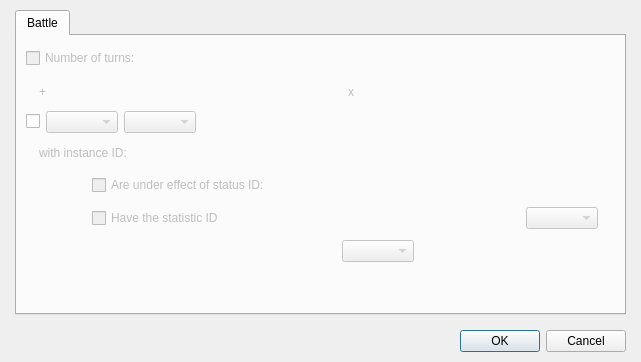
Qt form Editor/Dialogs/Systems/dialogsystemtroopreactionconditions.ui (RPG-Paper-Maker/RPG-Paper-Maker) before a commit.
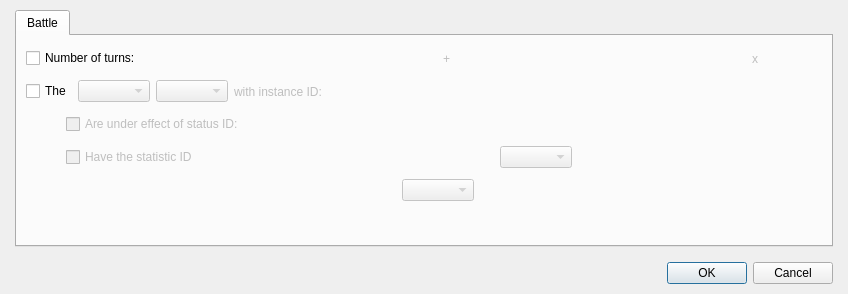
The same form after that commit. Custom widgets are drawn as their Qt base class.

The edit to the form file:
```diff
--- a/Editor/Dialogs/Systems/dialogsystemtroopreactionconditions.ui
+++ b/Editor/Dialogs/Systems/dialogsystemtroopreactionconditions.ui
@@ -6,8 +6,8 @@
    <rect>
     <x>0</x>
     <y>0</y>
-    <width>641</width>
-    <height>362</height>
+    <width>848</width>
+    <height>294</height>
    </rect>
   </property>
   <property name="windowTitle">
@@ -42,13 +42,13 @@
         </attribute>
         <layout class="QGridLayout" name="gridLayout">
          <item row="0" column="0">
-          <layout class="QVBoxLayout" name="verticalLayout_2" stretch="0,0,0,0,0,0,1">
+          <layout class="QVBoxLayout" name="verticalLayout_2" stretch="0,0,0,1">
            <item>
-            <layout class="QHBoxLayout" name="horizontalLayout" stretch="0,0,1">
+            <layout class="QHBoxLayout" name="horizontalLayout" stretch="0,0,0,0,0,1">
              <item>
               <widget class="QCheckBox" name="checkBox">
                <property name="enabled">
-                <bool>false</bool>
+                <bool>true</bool>
                </property>
                <property name="text">
                 <string>Number of turns:</string>
@@ -78,36 +78,6 @@
               </widget>
              </item>
              <item>
-              <spacer name="horizontalSpacer">
-               <property name="orientation">
-                <enum>Qt::Horizontal</enum>
-               </property>
-               <property name="sizeHint" stdset="0">
-                <size>
-                 <width>258</width>
-                 <height>20</height>
-                </size>
-               </property>
-              </spacer>
-             </item>
-            </layout>
-           </item>
-           <item>
-            <layout class="QHBoxLayout" name="horizontalLayout_2" stretch="0,0,0,0,1">
-             <item>
-              <spacer name="horizontalSpacer_11">
-               <property name="orientation">
-                <enum>Qt::Horizontal</enum>
-               </property>
-               <property name="sizeHint" stdset="0">
-                <size>
-                 <width>13</width>
-                 <height>20</height>
-                </size>
-               </property>
-              </spacer>
-             </item>
-             <item>
               <widget class="QLabel" name="labelPlus">
                <property name="enabled">
                 <bool>false</bool>
@@ -150,13 +120,13 @@
               </widget>
              </item>
              <item>
-              <spacer name="horizontalSpacer_2">
+              <spacer name="horizontalSpacer">
                <property name="orientation">
                 <enum>Qt::Horizontal</enum>
                </property>
                <property name="sizeHint" stdset="0">
                 <size>
-                 <width>338</width>
+                 <width>258</width>
                  <height>20</height>
                 </size>
                </property>
@@ -165,11 +135,11 @@
             </layout>
            </item>
            <item>
-            <layout class="QHBoxLayout" name="horizontalLayout_3" stretch="0,0,0,1">
+            <layout class="QHBoxLayout" name="horizontalLayout_3" stretch="0,0,0,0,0,1">
              <item>
               <widget class="QCheckBox" name="checkBoxMonstersHeroes">
                <property name="text">
-                <string/>
+                <string>The</string>
                </property>
               </widget>
              </item>
@@ -188,36 +158,6 @@
               </widget>
              </item>
              <item>
-              <spacer name="horizontalSpacer_3">
-               <property name="orientation">
-                <enum>Qt::Horizontal</enum>
-               </property>
-               <property name="sizeHint" stdset="0">
-                <size>
-                 <width>478</width>
-                 <height>20</height>
-                </size>
-               </property>
-              </spacer>
-             </item>
-            </layout>
-           </item>
-           <item>
-            <layout class="QHBoxLayout" name="horizontalLayout_4" stretch="0,0,0,1">
-             <item>
-              <spacer name="horizontalSpacer_5">
-               <property name="orientation">
-                <enum>Qt::Horizontal</enum>
-               </property>
-               <property name="sizeHint" stdset="0">
-                <size>
-                 <width>13</width>
-                 <height>20</height>
-                </size>
-               </property>
-              </spacer>
-             </item>
-             <item>
               <widget class="QLabel" name="labelWithInstanceID">
                <property name="enabled">
                 <bool>false</bool>
@@ -250,13 +190,13 @@
               </widget>
              </item>
              <item>
-              <spacer name="horizontalSpacer_6">
+              <spacer name="horizontalSpacer_3">
                <property name="orientation">
                 <enum>Qt::Horizontal</enum>
                </property>
                <property name="sizeHint" stdset="0">
                 <size>
-                 <width>298</width>
+                 <width>40</width>
                  <height>20</height>
                 </size>
                </property>
@@ -265,7 +205,7 @@
             </layout>
            </item>
            <item>
-            <layout class="QHBoxLayout" name="horizontalLayout_7">
+            <layout class="QHBoxLayout" name="horizontalLayout_7" stretch="0,1">
              <item>
               <spacer name="horizontalSpacer_4">
                <property name="orientation">
@@ -273,7 +213,7 @@
                </property>
                <property name="sizeHint" stdset="0">
                 <size>
-                 <width>98</width>
+                 <width>40</width>
                  <height>58</height>
                 </size>
                </property>
@@ -386,20 +326,16 @@
                  </item>
                 </layout>
                </item>
-              </layout>
-             </item>
-            </layout>
-           </item>
            <item>
             <layout class="QHBoxLayout" name="horizontalLayout_8" stretch="0,0,0,1">
              <item>
-              <spacer name="horizontalSpacer_10">
+                  <spacer name="horizontalSpacer_2">
                <property name="orientation">
                 <enum>Qt::Horizontal</enum>
                </property>
                <property name="sizeHint" stdset="0">
                 <size>
-                 <width>20</width>
+                     <width>40</width>
                  <height>20</height>
                 </size>
                </property>
@@ -446,6 +382,10 @@
                 </size>
                </property>
               </spacer>
+                 </item>
+                </layout>
+               </item>
+              </layout>
              </item>
             </layout>
            </item>
```
Left out of the diff: 6 changed lines with no effect on the pictures. Lines whose indentation alone changed are shown as unchanged.
